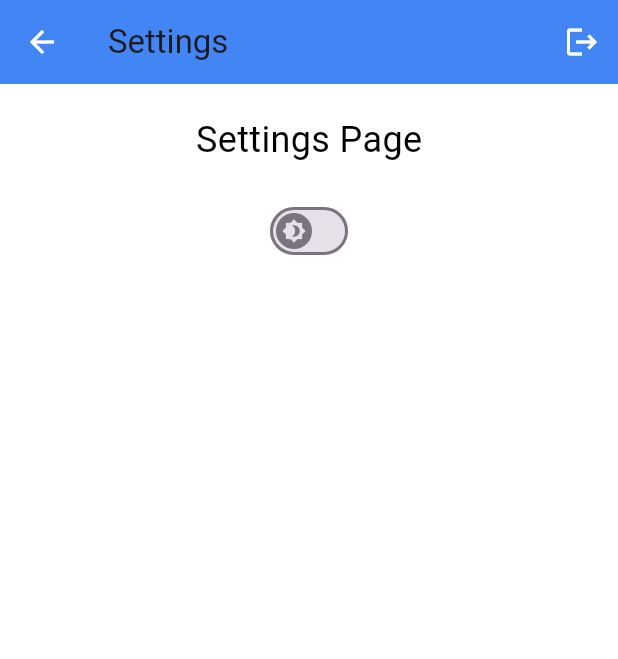
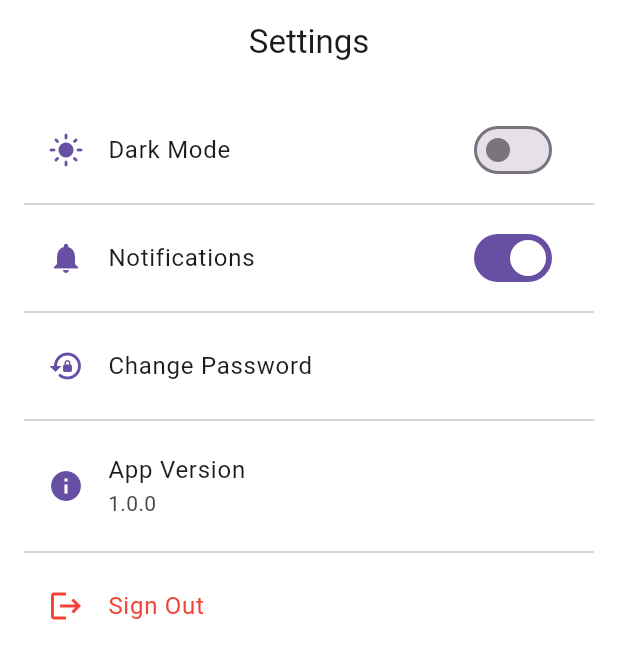
Before and after one commit to mohab-kamle/Fluttery_App, a Flutter app: the SettingsPage screen opened directly, on a phone screen of 412 x 824 dp. Shown: the top 659 px of the screen. Run offline on Flutter 3.47's test engine with Material 3 defaults, Android fonts, the phone set to English and light mode, and no system bars; our stand-ins replace firebase_auth, firebase_core, flutter_dotenv, google_sign_in, hive, hive_flutter and 3 more; accounts and stored records are empty.

Commit message:
Update settings.dart

```diff
--- a/lib/settings.dart
+++ b/lib/settings.dart
@@ -1,58 +1,178 @@
+import 'package:firebase_auth/firebase_auth.dart';
 import 'package:flutter/material.dart';
+import 'package:flutter_at_akira_menai/change_password_page.dart';
 import 'package:flutter_at_akira_menai/signup_page.dart';
-import 'package:flutter_at_akira_menai/widgets/auth_manager.dart';
-import 'package:flutter_at_akira_menai/widgets/switch_mode.dart';
-class SettingsPage extends StatefulWidget{
+import 'package:hive/hive.dart';
+import 'package:provider/provider.dart';
+import 'package:flutter_at_akira_menai/providers/theme_provider.dart';
+
+class SettingsPage extends StatefulWidget {
   const SettingsPage({super.key});
   @override
   State<SettingsPage> createState() => _SettingsPageState();
 }
+
 class _SettingsPageState extends State<SettingsPage> {
-  bool _isLoading = false;
+  bool? _notificationsEnabled;
+  final String _appVersion = '1.0.0';
+
+  @override
+  void initState() {
+    super.initState();
+    _loadSettings();
+  }
+
+  void _loadSettings() {
+    try {
+      final settingsBox = Hive.box('settings');
+      setState(() {
+        _notificationsEnabled =
+            settingsBox.get('notificationsEnabled', defaultValue: true) as bool;
+      });
+    } catch (e) {
+      setState(() {
+        _notificationsEnabled = true;
+      });
+      if (context.mounted) {
+        ScaffoldMessenger.of(
+          context,
+        ).showSnackBar(SnackBar(content: Text('Error loading settings: $e')));
+      }
+    }
+  }
+
+  void _saveSettings({bool? notificationsEnabled, bool? darkMode}) {
+    try {
+      final settingsBox = Hive.box('settings');
+      if (notificationsEnabled != null) {
+        settingsBox.put('notificationsEnabled', notificationsEnabled);
+      }
+      if (darkMode != null) {
+        settingsBox.put('darkMode', darkMode);
+      }
+    } catch (e) {
+      if (context.mounted) {
+        ScaffoldMessenger.of(
+          context,
+        ).showSnackBar(SnackBar(content: Text('Error saving settings: $e')));
+      }
+    }
+  }
+
+  void _signOut() {
+    showDialog(
+      context: context,
+      builder:
+          (context) => AlertDialog(
+            title: const Text('Sign Out'),
+            content: const Text('Are you sure you want to sign out?'),
+            actions: [
+              TextButton(
+                onPressed: () => Navigator.pop(context),
+                child: const Text('Cancel'),
+              ),
+              TextButton(
+                onPressed: () async {
+                  try {
+                    await FirebaseAuth.instance.signOut();
+                    if (context.mounted) {
+                      Navigator.pushAndRemoveUntil(
+                        context,
+                        MaterialPageRoute(
+                          builder: (context) => const SignUpPage(),
+                        ),
+                        (route) => false,
+                      );
+                    }
+                  } catch (e) {
+                    if (context.mounted) {
+                      ScaffoldMessenger.of(context).showSnackBar(
+                        SnackBar(content: Text('Error signing out: $e')),
+                      );
+                    }
+                  }
+                },
+                child: const Text('Sign Out'),
+              ),
+            ],
+          ),
+    );
+  }
+
   @override
   Widget build(BuildContext context) {
+    final themeProvider = Provider.of<ThemeProvider>(context);
+    final isDarkMode = themeProvider.themeMode == ThemeMode.dark;
     return Scaffold(
       appBar: AppBar(
         title: const Text('Settings'),
-        actions: [
-          IconButton(
-            icon: const Icon(Icons.logout),
-            onPressed: () {
+        centerTitle: true,
+        backgroundColor: Theme.of(context).scaffoldBackgroundColor,
+      ),
+      body: ListView(
+        padding: const EdgeInsets.all(16),
+        children: [
+          // Dark Mode
+          SwitchListTile(
+            title: const Text('Dark Mode'),
+            value: isDarkMode,
+            onChanged: (value) {
+              themeProvider.toggleTheme(value);
+              _saveSettings(darkMode: value);
+            },
+            secondary: Icon(
+              isDarkMode ? Icons.dark_mode : Icons.light_mode,
+              color: Theme.of(context).colorScheme.primary,
+            ),
+          ),
+          const Divider(),
+          SwitchListTile(
+            title: const Text('Notifications'),
+            value: _notificationsEnabled ?? true,
+            onChanged: (value) {
               setState(() {
-                _isLoading = true;
+                _notificationsEnabled = value;
               });
-              signOutUser().then((_) {
-                if(context.mounted) {
-                  ScaffoldMessenger.of(context).showSnackBar(
-                  const SnackBar(content: Text('Logged out successfully')),
-                );
-                }
-                if (context.mounted) {
-                  Navigator.pushAndRemoveUntil(
-                    context,
-                    MaterialPageRoute(builder: (context) => SignUpPage()),
-                    (route) => false,
-                  );
-                }
-              });
+              _saveSettings(notificationsEnabled: value);
+            },
+            secondary: Icon(
+              Icons.notifications,
+              color: Theme.of(context).colorScheme.primary,
+            ),
+          ),
+          const Divider(),
+          ListTile(
+            title: const Text('Change Password'),
+            leading: Icon(
+              Icons.lock_reset,
+              color: Theme.of(context).colorScheme.primary,
+            ),
+            onTap: () {
+              Navigator.push(
+                context,
+                MaterialPageRoute(
+                  builder: (context) => const ChangePasswordPage(),
+                ),
+              );
             },
           ),
+          const Divider(),
+          ListTile(
+            title: const Text('App Version'),
+            subtitle: Text(_appVersion),
+            leading: Icon(
+              Icons.info,
+              color: Theme.of(context).colorScheme.primary,
+            ),
+          ),
+          const Divider(),
+          ListTile(
+            title: const Text('Sign Out'),
+            leading: const Icon(Icons.logout, color: Colors.red),
+            onTap: _signOut,
+            textColor: Colors.red,
+          ),
         ],
-      ),
-      body: _isLoading
-          ? const Center(child: CircularProgressIndicator())
-          :  SingleChildScrollView(
-        child: Center(
-          child: Column(
-            children: [
-              const SizedBox(height: 20),
-              const Text('Settings Page', style: TextStyle(fontSize: 24)),
-              const SizedBox(height: 20),
-              SwitchMode(),
-              const SizedBox(height: 20),
-            ],
-          ),
-        ),
       ),
     );
   }
```
